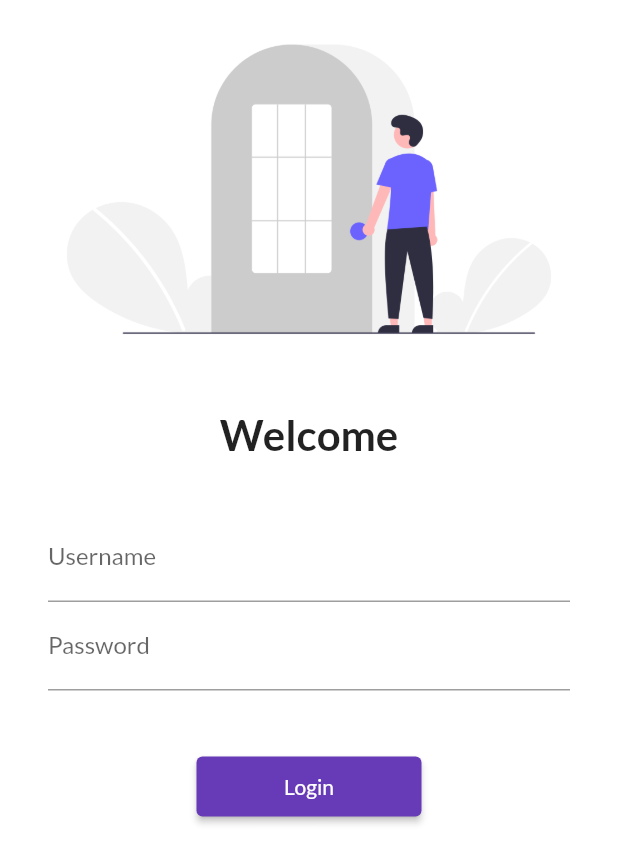
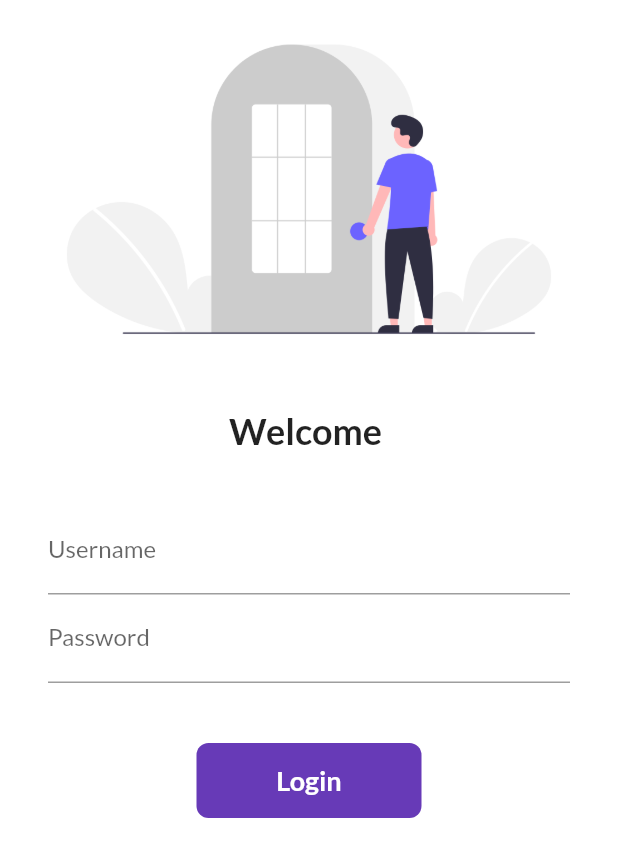
Before and after one commit to aadarshraj4321/flutter-learning-projects, a Flutter app: the LoginPage screen opened by its route, on a phone screen of 412 x 824 dp. Shown: the top 864 px of the screen. Run offline on Flutter 3.47's test engine with Material 2 defaults, Android fonts, the phone set to English and light mode, and no system bars; our stand-ins replace google_fonts.

Commit message:
day 6 compl

```diff
--- a/lib/pages/login_page.dart
+++ b/lib/pages/login_page.dart
@@ -3,7 +3,16 @@ import 'package:flutter/material.dart';
 
 
 
-class LoginPage extends StatelessWidget {
+class LoginPage extends StatefulWidget {
+
+  @override
+  State<LoginPage> createState() => _LoginPageState();
+}
+
+class _LoginPageState extends State<LoginPage> {
+
+  String name = "";
+  bool changeButton = false;
 
   @override
   Widget build(BuildContext context) {
@@ -16,8 +25,8 @@ class LoginPage extends StatelessWidget {
 
             SizedBox(height: 20.0,),
 
-            Text("Welcome", style: TextStyle(
-              fontSize: 28,
+            Text("Welcome $name", style: TextStyle(
+              fontSize: 24,
               fontWeight: FontWeight.bold,
             ),),
 
@@ -31,6 +40,10 @@ class LoginPage extends StatelessWidget {
                   hintText: "Enter username",
                   labelText: "Username",
                 ),
+                onChanged: (value) {
+                  name = value;
+                  setState(() {});
+                },
               ),
 
               TextFormField(
@@ -43,10 +56,37 @@ class LoginPage extends StatelessWidget {
 
               SizedBox(height: 40.0,),
 
-              ElevatedButton(onPressed: (){
-                Navigator.pushNamed(context, MyRoutes.homeRoute);
-              }, child: Text("Login"),
-              style: TextButton.styleFrom(minimumSize: Size(150, 40)),)
+              InkWell(
+                onTap: () async {
+                  setState(() {
+                    changeButton = true;
+                  });
+
+                  await Future.delayed(Duration(seconds: 1));
+                  Navigator.pushNamed(context, MyRoutes.homeRoute);
+                },
+                child: AnimatedContainer(
+                  duration: Duration(seconds: 1),
+                  alignment: Alignment.center,
+                  width: changeButton ? 50 : 150,
+                  height: 50,
+                  child: changeButton ? Icon(Icons.done, color: Colors.white,) : Text("Login", style: TextStyle(
+                    color: Colors.white, fontWeight: FontWeight.bold,
+                    fontSize: 18,),
+                    ),
+                    decoration: BoxDecoration(
+                      color: Colors.deepPurple,
+                      // shape: changeButton ? BoxShape.circle : BoxShape.rectangle,
+                      borderRadius: BorderRadius.circular(changeButton ? 50 : 8)
+                      ),
+                ),
+              ),
+
+              // ElevatedButton(onPressed: (){
+              //   Navigator.pushNamed(context, MyRoutes.homeRoute);
+              // }, child: Text("Login"),
+              // style: TextButton.styleFrom(
+              //   minimumSize: Size(150, 40)),)
 
               ],),
             )
```
